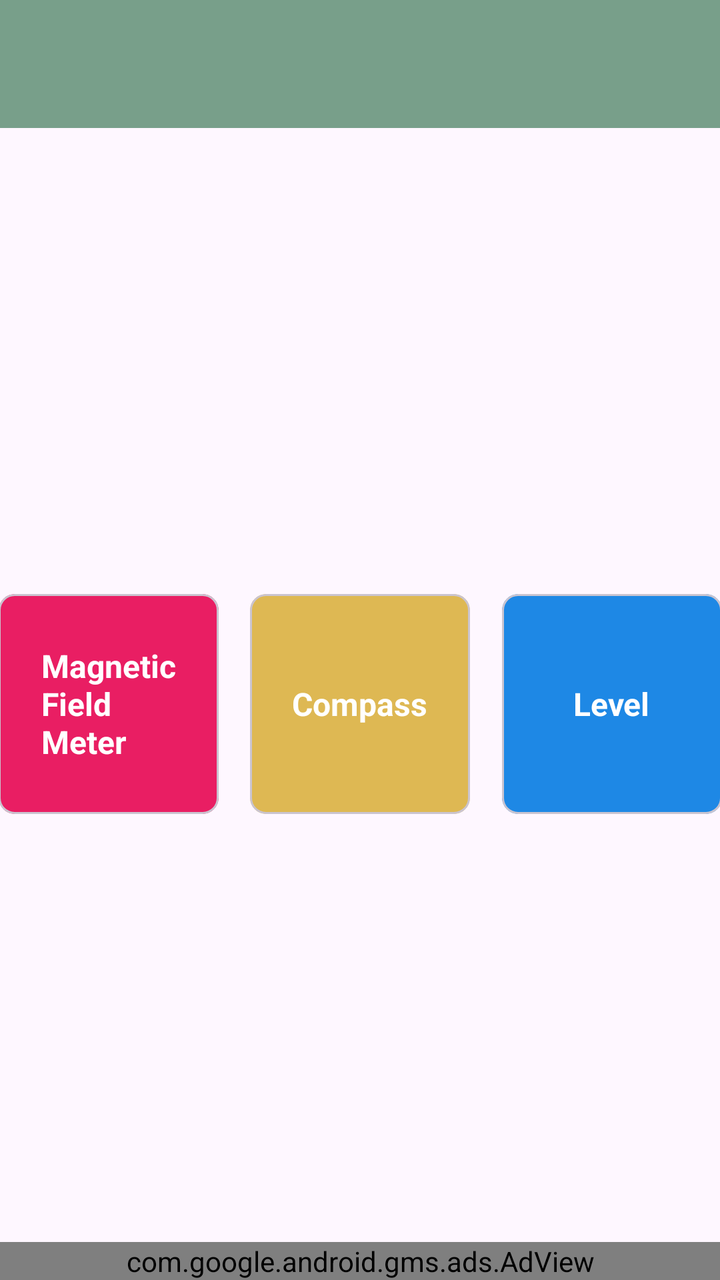
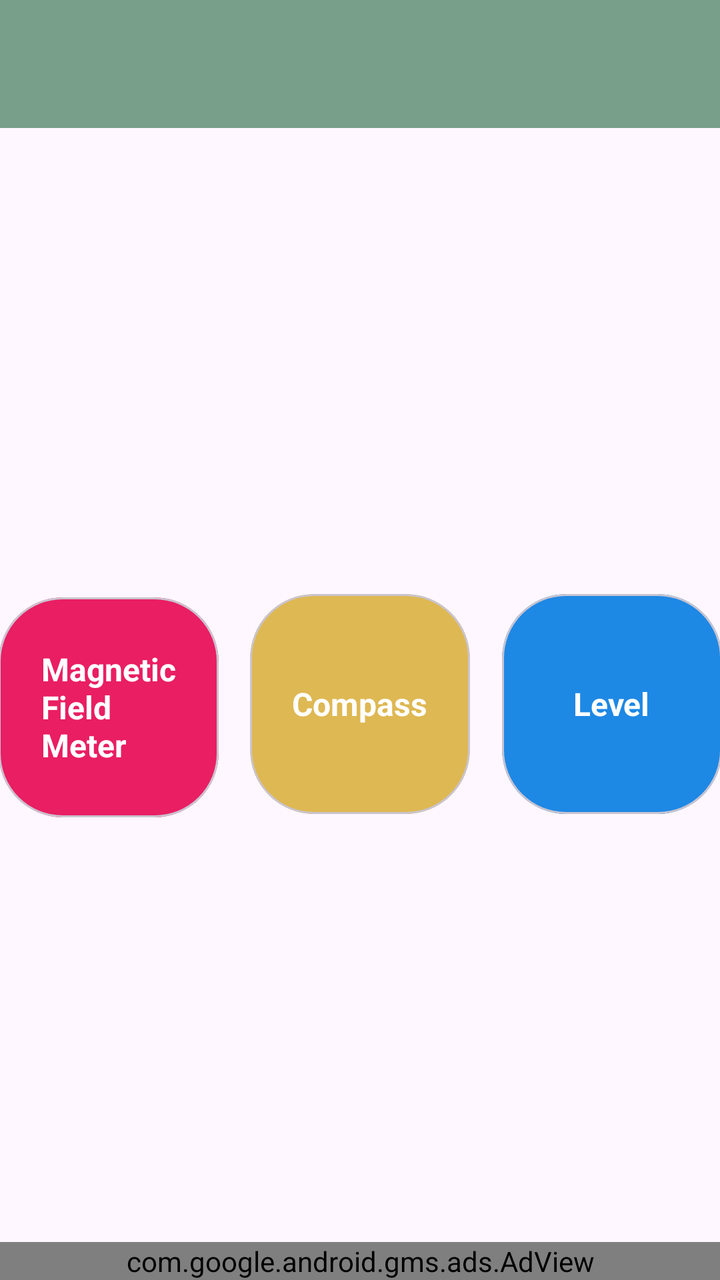

The first picture is an Android layout as it rendered before a commit; the second is the same layout after the commit. The layout source and the unified diff follow.
<!-- AndroidManifest.xml: application theme Theme.Utility1 -->
<!-- res/layout/activity_main.xml -->
<?xml version="1.0" encoding="utf-8"?>
<androidx.coordinatorlayout.widget.CoordinatorLayout
    xmlns:android="http://schemas.android.com/apk/res/android"
    xmlns:app="http://schemas.android.com/apk/res-auto"
    xmlns:ads="http://schemas.android.com/apk/res-auto"
    android:layout_width="match_parent"
    android:layout_height="match_parent">

    <com.google.android.material.appbar.AppBarLayout
        android:layout_height="wrap_content"
        android:layout_width="match_parent"
        app:elevation="0dp">
        <androidx.appcompat.widget.Toolbar
            android:id="@+id/toolbar"
            android:layout_width="match_parent"
            android:layout_height="?attr/actionBarSize"
            android:background="?attr/colorPrimary"
            app:popupTheme="@style/ThemeOverlay.AppCompat.Light"/>
    </com.google.android.material.appbar.AppBarLayout>

    <androidx.constraintlayout.widget.ConstraintLayout
        android:layout_width="match_parent"
        android:layout_height="match_parent"
        app:layout_behavior="@string/appbar_scrolling_view_behavior"
        app:layout_constraintTop_toBottomOf="@id/toolbar">

        <com.google.android.material.card.MaterialCardView
            android:id="@+id/button1"
            android:layout_width="110dp"
            android:layout_height="110dp"
            android:layout_marginStart="16dp"
            android:layout_marginTop="16dp"
            android:layout_marginEnd="8dp"
            android:layout_marginBottom="16dp"
            app:cardBackgroundColor="@color/RetroColor1"
            app:cardCornerRadius="8dp"
            app:layout_constraintBottom_toTopOf="@+id/guideline2"
            app:layout_constraintEnd_toStartOf="@+id/button2"
            app:layout_constraintStart_toStartOf="parent"
            app:layout_constraintTop_toTopOf="@+id/guideline1">

            <TextView
                android:layout_width="wrap_content"
                android:layout_height="wrap_content"
                android:layout_gravity="center"
                android:text="@string/title_magnetic_field"
                android:textColor="@color/white"
                android:textSize="16sp"
                android:textStyle="bold" />
        </com.google.android.material.card.MaterialCardView>

        <com.google.android.material.card.MaterialCardView
            android:id="@+id/button2"
            android:layout_width="110dp"
            android:layout_height="110dp"
            android:layout_margin="8dp"
            app:cardBackgroundColor="@color/RetroColor3"
            app:cardCornerRadius="8dp"
            app:layout_constraintBottom_toTopOf="@+id/guideline2"
            app:layout_constraintEnd_toStartOf="@+id/button3"
            app:layout_constraintStart_toEndOf="@+id/button1"
            app:layout_constraintTop_toTopOf="@+id/guideline1">

            <TextView
                android:layout_width="wrap_content"
                android:layout_height="wrap_content"
                android:layout_gravity="center"
                android:text="@string/title_compass"
                android:textColor="@color/white"
                android:textSize="16sp"
                android:textStyle="bold" />
        </com.google.android.material.card.MaterialCardView>

        <com.google.android.material.card.MaterialCardView
            android:id="@+id/button3"
            android:layout_width="110dp"
            android:layout_height="110dp"
            android:layout_marginStart="8dp"
            android:layout_marginTop="16dp"
            android:layout_marginEnd="16dp"
            android:layout_marginBottom="16dp"
            app:cardBackgroundColor="@color/RetroColor11"
            app:cardCornerRadius="8dp"
            app:layout_constraintBottom_toTopOf="@+id/guideline2"
            app:layout_constraintEnd_toEndOf="parent"
            app:layout_constraintStart_toEndOf="@+id/button2"
            app:layout_constraintTop_toTopOf="@+id/guideline1">

            <TextView
                android:layout_width="wrap_content"
                android:layout_height="wrap_content"
                android:layout_gravity="center"
                android:text="@string/title_level"
                android:textColor="@color/white"
                android:textSize="16sp"
                android:textStyle="bold" />
        </com.google.android.material.card.MaterialCardView>

        <androidx.constraintlayout.widget.Guideline
            android:id="@+id/guideline1"
            android:layout_width="wrap_content"
            android:layout_height="wrap_content"
            android:orientation="horizontal"
            app:layout_constraintGuide_percent="0.4" />

        <androidx.constraintlayout.widget.Guideline
            android:id="@+id/guideline2"
            android:layout_width="wrap_content"
            android:layout_height="wrap_content"
            android:orientation="horizontal"
            app:layout_constraintGuide_percent="0.6" />

        <com.google.android.gms.ads.AdView
            android:id="@+id/adView"
            android:layout_width="match_parent"
            android:layout_height="wrap_content"
            app:layout_constraintStart_toStartOf="parent"
            app:layout_constraintEnd_toEndOf="parent"
            app:layout_constraintBottom_toBottomOf="parent"
            ads:adSize="LARGE_BANNER"
            ads:adUnitId="@string/banner_ad_unit_id"/>

    </androidx.constraintlayout.widget.ConstraintLayout>

</androidx.coordinatorlayout.widget.CoordinatorLayout>
<!-- resources referenced by this layout -->
<resources>
  <color name="RetroColor1">#FFE91E63</color>
  <color name="RetroColor11">#FF1E88E5</color>
  <color name="RetroColor3">#FFDEB853</color>
  <color name="white">#FFFFFFFF</color>
  <string name="banner_ad_unit_id">ca-app-pub-9912818029252604/1006161920</string>
  <string name="title_compass">Compass</string>
  <string name="title_level">Level</string>
  <string name="title_magnetic_field">Magnetic\nField\nMeter</string>
  <style name="Theme.Utility1" parent="Base.Theme.Utility1" />
  <style name="Base.Theme.Utility1" parent="Theme.Material3.DayNight.NoActionBar">
          
          <item name="colorPrimary">@color/RetroColor5</item>
          <item name="colorAccent">@color/white</item>
          <item name="android:textColorPrimary">@color/white</item>
          <item name="android:colorControlNormal">@color/white</item>
      </style>
  <color name="RetroColor5">#FF789F8A</color>
</resources>

<!-- the commit's change to res/layout/activity_main.xml (unified diff, before → after) -->
@@ -3,12 +3,14 @@
     xmlns:android="http://schemas.android.com/apk/res/android"
     xmlns:app="http://schemas.android.com/apk/res-auto"
     xmlns:ads="http://schemas.android.com/apk/res-auto"
+    android:id="@+id/main_layout"
     android:layout_width="match_parent"
     android:layout_height="match_parent">
 
     <com.google.android.material.appbar.AppBarLayout
         android:layout_height="wrap_content"
         android:layout_width="match_parent"
+        android:fitsSystemWindows="true"
         app:elevation="0dp">
         <androidx.appcompat.widget.Toolbar
             android:id="@+id/toolbar"
@@ -33,11 +35,12 @@
             android:layout_marginEnd="8dp"
             android:layout_marginBottom="16dp"
             app:cardBackgroundColor="@color/RetroColor1"
-            app:cardCornerRadius="8dp"
+            app:cardCornerRadius="32dp"
             app:layout_constraintBottom_toTopOf="@+id/guideline2"
             app:layout_constraintEnd_toStartOf="@+id/button2"
             app:layout_constraintStart_toStartOf="parent"
-            app:layout_constraintTop_toTopOf="@+id/guideline1">
+            app:layout_constraintTop_toTopOf="@+id/guideline1"
+            app:layout_constraintVertical_bias="0.444">
 
             <TextView
                 android:layout_width="wrap_content"
@@ -55,7 +58,7 @@
             android:layout_height="110dp"
             android:layout_margin="8dp"
             app:cardBackgroundColor="@color/RetroColor3"
-            app:cardCornerRadius="8dp"
+            app:cardCornerRadius="32dp"
             app:layout_constraintBottom_toTopOf="@+id/guideline2"
             app:layout_constraintEnd_toStartOf="@+id/button3"
             app:layout_constraintStart_toEndOf="@+id/button1"
@@ -80,7 +83,7 @@
             android:layout_marginEnd="16dp"
             android:layout_marginBottom="16dp"
             app:cardBackgroundColor="@color/RetroColor11"
-            app:cardCornerRadius="8dp"
+            app:cardCornerRadius="32dp"
             app:layout_constraintBottom_toTopOf="@+id/guideline2"
             app:layout_constraintEnd_toEndOf="parent"
             app:layout_constraintStart_toEndOf="@+id/button2"
